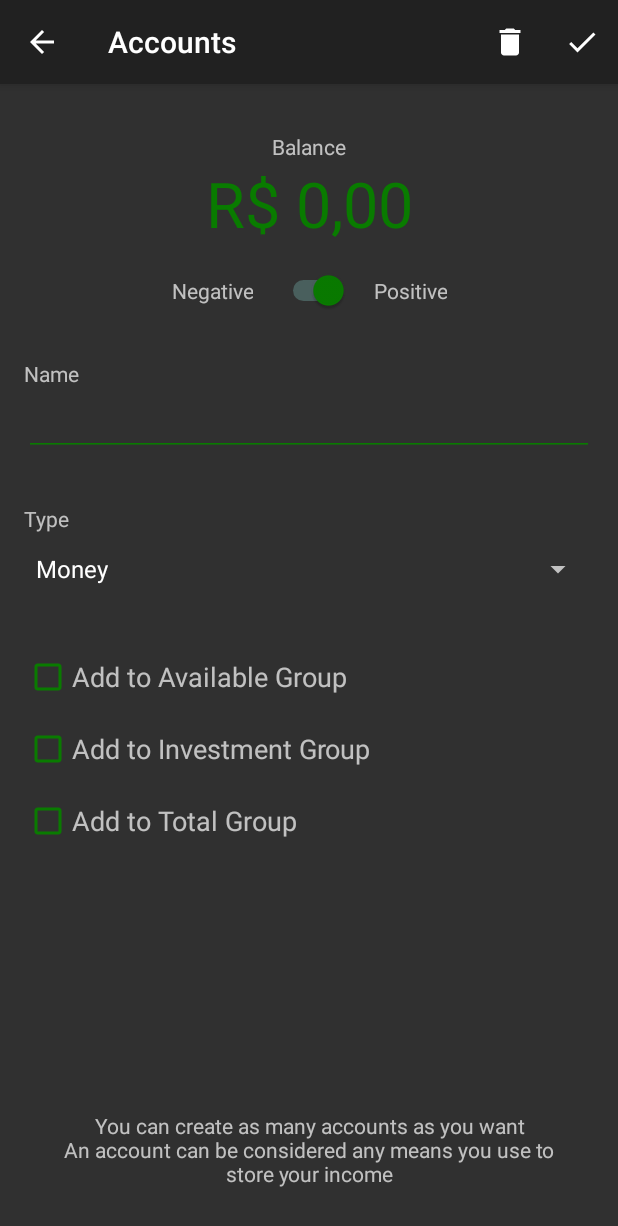
After one commit to gustavocelani/fortune, an Android app: the AccountsActivity screen opened directly, with no data from a screen before it, on a phone screen of 412 x 824 dp. The commit adds this screen. Shown: the top 1226 px of the screen. Run offline under Robolectric (Android 15) with nearby library versions, the phone set to English and light mode, and no system bars.

Commit message:
Accounts Management Activity

```diff
--- /dev/null
+++ b/Fortune/app/src/main/java/com/gcelani/fortune/AccountsActivity.java
@@ -0,0 +1,142 @@
+package com.gcelani.fortune;
+
+import android.content.res.ColorStateList;
+import android.graphics.PorterDuff;
+import android.os.Build;
+import android.os.Bundle;
+import android.view.Menu;
+import android.view.MenuItem;
+import android.widget.ArrayAdapter;
+import android.widget.CheckBox;
+import android.widget.CompoundButton;
+import android.widget.EditText;
+import android.widget.Spinner;
+import android.widget.Switch;
+
+import androidx.appcompat.app.AppCompatActivity;
+import androidx.appcompat.app.AppCompatDelegate;
+import androidx.appcompat.widget.Toolbar;
+
+import com.gcelani.fortune.utils.BalanceTextWatcher;
+
+/**
+ * AccountActivity
+ * extends AppCompatActivity
+ */
+public class AccountsActivity extends AppCompatActivity {
+
+    /** BalanceEditText */
+    private EditText mBalanceEditText;
+    /** PositiveBalanceSwitch */
+    private Switch mPositiveBalanceSwitch;
+    /** NameEditText */
+    private EditText mNameEditText;
+    /** AccountTypeSpinner */
+    private Spinner mAccountTypeSpinner;
+    /** IsAvailableCheckBox */
+    private CheckBox mIsAvailableCheckBox;
+    /** IsInvestmentCheckBox */
+    private CheckBox mIsInvestmentCheckBox;
+    /** IsTotalCheckBox */
+    private CheckBox mIsTotalCheckBox;
+
+    /**
+     * onCreate
+     * @param savedInstanceState savedInstanceState
+     */
+    @Override
+    protected void onCreate(Bundle savedInstanceState) {
+        super.onCreate(savedInstanceState);
+        setContentView(R.layout.activity_accounts);
+        AppCompatDelegate.setDefaultNightMode(AppCompatDelegate.MODE_NIGHT_YES);
+
+        Toolbar toolbar = findViewById(R.id.toolbar);
+        setSupportActionBar(toolbar);
+
+        if (getSupportActionBar() != null){
+            getSupportActionBar().setDisplayHomeAsUpEnabled(true);
+            getSupportActionBar().setDisplayShowHomeEnabled(true);
+        }
+
+        initializeUiElementsForNewAccount();
+    }
+
+    /**
+     * initializeUiElementsForNewAccount
+     */
+    private void initializeUiElementsForNewAccount() {
+        mBalanceEditText = findViewById(R.id.account_balance);
+        mBalanceEditText.addTextChangedListener(new BalanceTextWatcher(this, mBalanceEditText));
+        mBalanceEditText.setText("0");
+
+        mNameEditText = findViewById(R.id.account_name);
+        mIsAvailableCheckBox = findViewById(R.id.account_is_available);
+        mIsInvestmentCheckBox = findViewById(R.id.account_is_investment);
+        mIsTotalCheckBox = findViewById(R.id.account_is_total);
+
+        mAccountTypeSpinner = findViewById(R.id.account_type);
+        mAccountTypeSpinner.setAdapter(
+                new ArrayAdapter<>(this,
+                        R.layout.support_simple_spinner_dropdown_item,
+                        getResources().getStringArray(R.array.account_types)));
+
+        mPositiveBalanceSwitch = findViewById(R.id.positive_balance_switch);
+        mPositiveBalanceSwitch.setOnCheckedChangeListener(positiveBalanceSwitchOnCheckedChangeListener);
+        mPositiveBalanceSwitch.setChecked(true);
+    }
+
+    /**
+     * positiveBalanceSwitchOnCheckedChangeListener
+     */
+    private CompoundButton.OnCheckedChangeListener positiveBalanceSwitchOnCheckedChangeListener =
+            new CompoundButton.OnCheckedChangeListener() {
+        @Override
+        public void onCheckedChanged(CompoundButton compoundButton, boolean isChecked) {
+            int newColor = getResources().getColor(isChecked ? R.color.green : R.color.red);
+            mPositiveBalanceSwitch.getThumbDrawable().setColorFilter(newColor, PorterDuff.Mode.MULTIPLY);
+            mBalanceEditText.setTextColor(newColor);
+            mNameEditText.getBackground().setColorFilter(newColor, PorterDuff.Mode.SRC_IN);
+            if (Build.VERSION.SDK_INT >= Build.VERSION_CODES.LOLLIPOP) {
+                mIsAvailableCheckBox.setButtonTintList(ColorStateList.valueOf(newColor));
+                mIsInvestmentCheckBox.setButtonTintList(ColorStateList.valueOf(newColor));
+                mIsTotalCheckBox.setButtonTintList(ColorStateList.valueOf(newColor));
+            }
+        }
+    };
+
+    /**
+     * onOptionsItemSelected
+     * @param item item
+     * @return Option result
+     */
+    @Override
+    public boolean onOptionsItemSelected(MenuItem item) {
+        switch (item.getItemId()) {
+            case android.R.id.home:
+                finish();
+                break;
+
+            case R.id.action_save:
+                break;
+
+            case R.id.action_delete:
+                break;
+
+            default:
+                break;
+        }
+
+        return super.onOptionsItemSelected(item);
+    }
+
+    /**
+     * onCreateOptionsMenu
+     * @param menu menu
+     * @return True
+     */
+    @Override
+    public boolean onCreateOptionsMenu(Menu menu) {
+        getMenuInflater().inflate(R.menu.accounts, menu);
+        return super.onCreateOptionsMenu(menu);
+    }
+}
--- a/Fortune/app/src/main/java/com/gcelani/fortune/MainActivity.java
+++ b/Fortune/app/src/main/java/com/gcelani/fortune/MainActivity.java
@@ -38,8 +38,8 @@ public class MainActivity extends AppCompatActivity {
     protected void onCreate(Bundle savedInstanceState) {
         super.onCreate(savedInstanceState);
         setContentView(R.layout.activity_main);
+        AppCompatDelegate.setDefaultNightMode(AppCompatDelegate.MODE_NIGHT_YES);
 
-        AppCompatDelegate.setDefaultNightMode(AppCompatDelegate.MODE_NIGHT_YES);
         Toolbar toolbar = findViewById(R.id.toolbar);
         setSupportActionBar(toolbar);
 
@@ -63,7 +63,7 @@ public class MainActivity extends AppCompatActivity {
         NavigationUI.setupWithNavController(navigationView, navController);
 
          mAppDatabase = Room.databaseBuilder(this, AppDatabase.class, Constants.DB_NAME).allowMainThreadQueries().build();
-         // Usage: ((MainActivity) getActivity()).getAppDatabase().accountDao().insertAll(account);
+         // Usage: ((MainActivity) getActivity()).getAppDatabase().accountDao().insertAll(accounts);
     }
 
     /**
--- a/Fortune/app/src/main/java/com/gcelani/fortune/fragments/AccountsFragment.java
+++ b/Fortune/app/src/main/java/com/gcelani/fortune/fragments/AccountsFragment.java
@@ -1,6 +1,7 @@
 package com.gcelani.fortune.fragments;
 
 import android.annotation.SuppressLint;
+import android.content.Intent;
 import android.os.Bundle;
 import android.view.LayoutInflater;
 import android.view.Menu;
@@ -11,9 +12,9 @@ import android.view.ViewGroup;
 import androidx.annotation.NonNull;
 import androidx.fragment.app.Fragment;
 
+import com.gcelani.fortune.AccountsActivity;
 import com.gcelani.fortune.R;
 import com.google.android.material.floatingactionbutton.FloatingActionButton;
-import com.google.android.material.snackbar.Snackbar;
 
 /**
  * AccountsFragment
@@ -59,7 +60,8 @@ public class AccountsFragment extends Fragment {
     private View.OnClickListener fabMainOnClickListener = new View.OnClickListener() {
         @Override
         public void onClick(View view) {
-            Snackbar.make(view, "ACCOUNT", Snackbar.LENGTH_LONG).setAction("Action", null).show();
+            Intent intent = new Intent(getActivity(), AccountsActivity.class);
+            startActivity(intent);
         }
     };
 }
--- a/Fortune/app/src/main/java/com/gcelani/fortune/model/Account.java
+++ b/Fortune/app/src/main/java/com/gcelani/fortune/model/Account.java
@@ -17,4 +17,28 @@ public class Account {
     /** Name */
     @ColumnInfo(name = "name")
     public String name;
+
+    /** Balance */
+    @ColumnInfo(name = "balance")
+    public double balance;
+
+    /** isPositiveBalance */
+    @ColumnInfo(name = "positiveBalance")
+    public boolean positiveBalance;
+
+    /** Type */
+    @ColumnInfo(name = "type")
+    public int type;
+
+    /** isInvestment */
+    @ColumnInfo(name = "investment")
+    public boolean investment;
+
+    /** isAvailable */
+    @ColumnInfo(name = "available")
+    public boolean available;
+
+    /** isTotal */
+    @ColumnInfo(name = "total")
+    public boolean total;
 }
--- /dev/null
+++ b/Fortune/app/src/main/java/com/gcelani/fortune/utils/BalanceTextWatcher.java
@@ -0,0 +1,97 @@
+package com.gcelani.fortune.utils;
+
+import android.content.Context;
+import android.text.Editable;
+import android.text.TextWatcher;
+import android.widget.EditText;
+
+import com.gcelani.fortune.R;
+
+import java.lang.ref.WeakReference;
+import java.text.DecimalFormat;
+import java.text.NumberFormat;
+
+/**
+ * BalanceTextWatcher
+ * implements TextWatcher
+ */
+public class BalanceTextWatcher implements TextWatcher {
+
+    /** Context */
+    private WeakReference<Context> mContext;
+
+    /** Edit Text */
+    private final EditText mEditText;
+    /** Current Text */
+    private String mCurrentText;
+
+    /**
+     * BalanceTextWatcher
+     * @param editText editText
+     * @param context context
+     */
+    public BalanceTextWatcher(Context context, EditText editText) {
+        this.mContext = new WeakReference<>(context);
+        this.mEditText = editText;
+        this.mCurrentText = mEditText.getText().toString();
+    }
+
+    /**
+     * onTextChanged
+     * @param s string
+     * @param start start
+     * @param before before
+     * @param count count
+     */
+    @Override
+    public void onTextChanged(CharSequence s, int start, int before, int count) {
+        if(s != null && !s.toString().equals(mCurrentText)) {
+            mEditText.removeTextChangedListener(this);
+            String formattedText = mCurrentText;
+
+            if (s.toString().length() < 16) {
+                try {
+                    String cleanString = s.toString().replaceAll("[^\\d]", "");
+                    double parsed = (Double.parseDouble(cleanString) / 100);
+
+                    String parsedString = mContext.get().getResources().getString(R.string.money_pattern, parsed);
+                    String floatBalancePart = parsedString.split("\\.")[1];
+
+                    NumberFormat formatter = new DecimalFormat("#,###");
+                    String formattedBalance = formatter.format((int) parsed).replaceAll(",", ".") + "," + floatBalancePart;
+
+                    formattedText = mContext.get().getResources().getString(R.string.money_real_pattern, formattedBalance);
+                    mCurrentText = formattedText;
+
+                } catch (NumberFormatException ex) {
+                    ex.printStackTrace();
+                }
+            }
+
+            mEditText.setText(formattedText);
+            mEditText.setSelection(formattedText.length());
+            mEditText.addTextChangedListener(this);
+        }
+    }
+
+    /**
+     * afterTextChanged
+     * @param s editable
+     */
+    @Override
+    public void afterTextChanged(Editable s) {
+
+    }
+
+    /**
+     * beforeTextChanged
+     * @param s string
+     * @param start start
+     * @param count count
+     * @param after after
+     */
+    @Override
+    public void beforeTextChanged(CharSequence s, int start, int count, int after) {
+
+    }
+}
--- /dev/null
+++ b/Fortune/app/src/main/res/drawable/ic_check.xml
@@ -0,0 +1,5 @@
+<vector android:height="24dp" android:tint="#FFFFFF"
+    android:viewportHeight="24" android:viewportWidth="24"
+    android:width="24dp" xmlns:android="http://schemas.android.com/apk/res/android">
+    <path android:fillColor="@android:color/white" android:pathData="M9,16.17L4.83,12l-1.42,1.41L9,19 21,7l-1.41,-1.41z"/>
+</vector>
--- /dev/null
+++ b/Fortune/app/src/main/res/drawable/ic_delete.xml
@@ -0,0 +1,5 @@
+<vector android:height="24dp" android:tint="#FFFFFF"
+    android:viewportHeight="24" android:viewportWidth="24"
+    android:width="24dp" xmlns:android="http://schemas.android.com/apk/res/android">
+    <path android:fillColor="@android:color/white" android:pathData="M6,19c0,1.1 0.9,2 2,2h8c1.1,0 2,-0.9 2,-2V7H6v12zM19,4h-3.5l-1,-1h-5l-1,1H5v2h14V4z"/>
+</vector>
--- /dev/null
+++ b/Fortune/app/src/main/res/layout-v28/content_accounts.xml
@@ -0,0 +1,144 @@
+<?xml version="1.0" encoding="utf-8"?>
+
+<androidx.constraintlayout.widget.ConstraintLayout
+    xmlns:android="http://schemas.android.com/apk/res/android"
+    xmlns:app="http://schemas.android.com/apk/res-auto"
+    xmlns:tools="http://schemas.android.com/tools"
+    android:layout_width="match_parent"
+    android:layout_height="match_parent"
+    app:layout_behavior="@string/appbar_scrolling_view_behavior">
+
+    <LinearLayout
+        android:layout_width="match_parent"
+        android:layout_height="match_parent"
+        android:orientation="vertical"
+        android:layout_marginStart="@dimen/default_horizontal_margin"
+        android:layout_marginTop="@dimen/default_vertical_margin"
+        android:layout_marginEnd="@dimen/default_horizontal_margin"
+        android:layout_marginBottom="@dimen/default_vertical_margin">
+
+        <TextView
+            android:layout_width="wrap_content"
+            android:layout_height="wrap_content"
+            android:text="@string/account_balance"
+            android:textColor="@color/light_gray"
+            android:layout_gravity="center"
+            android:layout_marginTop="@dimen/default_vertical_margin"
+            tools:ignore="MissingConstraints" />
+        <EditText
+            android:id="@+id/account_balance"
+            android:layout_width="match_parent"
+            android:layout_height="wrap_content"
+            android:layout_gravity="center"
+            android:textAlignment="center"
+            android:textSize="@dimen/giant_text_size"
+            android:textColor="@color/white"
+            android:background="@android:color/transparent"
+            android:backgroundTintMode="src_over"
+            android:layout_marginBottom="@dimen/default_vertical_margin"
+            android:inputType="numberDecimal"
+            tools:ignore="LabelFor"
+            android:importantForAutofill="no" />
+
+        <LinearLayout
+            android:layout_width="match_parent"
+            android:layout_height="wrap_content"
+            android:gravity="center"
+            android:layout_marginBottom="@dimen/default_vertical_margin"
+            android:orientation="horizontal" >
+
+            <TextView
+                android:layout_width="wrap_content"
+                android:layout_height="wrap_content"
+                android:layout_marginEnd="@dimen/default_horizontal_margin"
+                android:gravity="center"
+                android:text="@string/account_negative_balance"
+                android:textColor="@color/light_gray"
+                tools:ignore="MissingConstraints" />
+
+            <Switch
+                android:id="@+id/positive_balance_switch"
+                android:layout_width="wrap_content"
+                android:layout_height="wrap_content"
+                android:gravity="center" />
+
+            <TextView
+                android:layout_width="wrap_content"
+                android:layout_height="wrap_content"
+                android:layout_marginStart="@dimen/default_vertical_margin"
+                android:gravity="center"
+                android:text="@string/account_positive_balance"
+                android:textColor="@color/light_gray"
+                tools:ignore="MissingConstraints" />
+
+        </LinearLayout>
+
+        <TextView
+            android:layout_width="wrap_content"
+            android:layout_height="wrap_content"
+            android:layout_marginTop="@dimen/default_vertical_margin"
+            android:text="@string/account_name"
+            android:textColor="@color/light_gray"
+            tools:ignore="MissingConstraints" />
+        <EditText
+            android:id="@+id/account_name"
+            android:layout_width="match_parent"
+            android:layout_height="wrap_content"
+            android:textSize="@dimen/mid_text_size"
+            android:layout_marginBottom="@dimen/default_vertical_margin"
+            android:inputType="textCapWords"
+            android:autofillHints="@string/account_name_hint"
+            tools:ignore="LabelFor" />
+
+        <TextView
+            android:layout_width="wrap_content"
+            android:layout_height="wrap_content"
+            android:text="@string/account_type"
+            android:textColor="@color/light_gray"
+            android:layout_marginTop="@dimen/default_vertical_margin"
+            tools:ignore="MissingConstraints" />
+        <Spinner
+            android:id="@+id/account_type"
+            android:layout_width="match_parent"
+            android:layout_height="wrap_content"
+            android:textSize="@dimen/mid_text_size"
+            android:layout_marginBottom="@dimen/default_vertical_margin" />
+
+        <CheckBox
+            android:id="@+id/account_is_available"
+            android:layout_width="match_parent"
+            android:layout_height="wrap_content"
+            android:textColor="@color/light_gray"
+            android:textSize="@dimen/mid_text_size"
+            android:layout_marginTop="@dimen/default_vertical_margin"
+            android:text="@string/account_is_available" />
+        <CheckBox
+            android:id="@+id/account_is_investment"
+            android:layout_width="match_parent"
+            android:layout_height="wrap_content"
+            android:textColor="@color/light_gray"
+            android:textSize="@dimen/mid_text_size"
+            android:layout_marginTop="@dimen/default_vertical_margin"
+            android:text="@string/account_is_investment" />
+        <CheckBox
+            android:id="@+id/account_is_total"
+            android:layout_width="match_parent"
+            android:layout_height="wrap_content"
+            android:textColor="@color/light_gray"
+            android:textSize="@dimen/mid_text_size"
+            android:layout_marginTop="@dimen/default_vertical_margin"
+            android:text="@string/account_is_total" />
+
+        <TextView
+            android:layout_width="match_parent"
+            android:layout_height="match_parent"
+            android:text="@string/account_explanation_text"
+            android:layout_gravity="bottom|center"
+            android:gravity="bottom|center"
+            android:textColor="@color/light_gray"
+            android:layout_margin="@dimen/default_horizontal_margin"
+            tools:ignore="MissingConstraints" />
+
+    </LinearLayout>
+
+</androidx.constraintlayout.widget.ConstraintLayout>
--- /dev/null
+++ b/Fortune/app/src/main/res/layout/activity_accounts.xml
@@ -0,0 +1,26 @@
+<?xml version="1.0" encoding="utf-8"?>
+<androidx.coordinatorlayout.widget.CoordinatorLayout xmlns:android="http://schemas.android.com/apk/res/android"
+    xmlns:app="http://schemas.android.com/apk/res-auto"
+    xmlns:tools="http://schemas.android.com/tools"
+    android:layout_width="match_parent"
+    android:layout_height="match_parent"
+    tools:context=".AccountsActivity">
+
+    <com.google.android.material.appbar.AppBarLayout
+        android:layout_width="match_parent"
+        android:layout_height="wrap_content"
+        android:theme="@style/AppTheme.AppBarOverlay">
+
+        <androidx.appcompat.widget.Toolbar
+            android:id="@+id/toolbar"
+            android:layout_width="match_parent"
+            app:title="@string/menu_accounts"
+            android:layout_height="?attr/actionBarSize"
+            android:background="?attr/colorPrimary"
+            app:popupTheme="@style/AppTheme.PopupOverlay" />
+
+    </com.google.android.material.appbar.AppBarLayout>
+
+    <include layout="@layout/content_accounts" />
+
+</androidx.coordinatorlayout.widget.CoordinatorLayout>
--- /dev/null
+++ b/Fortune/app/src/main/res/menu/accounts.xml
@@ -0,0 +1,27 @@
+<?xml version="1.0" encoding="utf-8"?>
+
+<menu
+    xmlns:tools="http://schemas.android.com/tools"
+    xmlns:android="http://schemas.android.com/apk/res/android"
+    xmlns:app="http://schemas.android.com/apk/res-auto">
+
+    <item
+        android:id="@+id/action_delete"
+        android:orderInCategory="100"
+        android:icon="@drawable/ic_delete"
+        app:showAsAction="always"
+        android:tooltipText="@string/action_delete"
+        android:title="@string/action_delete"
+        tools:targetApi="o"
+        tools:ignore="AlwaysShowAction" />
+
+    <item
+        android:id="@+id/action_save"
+        android:orderInCategory="100"
+        android:icon="@drawable/ic_check"
+        app:showAsAction="always"
+        android:tooltipText="@string/action_save"
+        android:title="@string/action_save"
+        tools:targetApi="o" />
+
+</menu>
--- a/Fortune/app/src/main/res/menu/main.xml
+++ b/Fortune/app/src/main/res/menu/main.xml
@@ -1,6 +1,7 @@
 <?xml version="1.0" encoding="utf-8"?>
 
 <menu
+    xmlns:tools="http://schemas.android.com/tools"
     xmlns:android="http://schemas.android.com/apk/res/android"
     xmlns:app="http://schemas.android.com/apk/res-auto">
 
@@ -9,6 +10,8 @@
         android:orderInCategory="100"
         android:icon="@drawable/ic_filter"
         app:showAsAction="always"
-        android:title="@string/action_filter" />
+        android:tooltipText="@string/action_filter"
+        android:title="@string/action_filter"
+        tools:targetApi="o" />
 
 </menu>
--- a/Fortune/app/src/main/res/values/colors.xml
+++ b/Fortune/app/src/main/res/values/colors.xml
@@ -6,6 +6,7 @@
     <color name="purple">#96229A</color>
 
     <color name="white">#FFFFFF</color>
+    <color name="light_gray">#B3FFFFFF</color>
     <color name="black">#000000</color>
 
     <color name="primary">#3C3F41</color>
--- a/Fortune/app/src/main/res/values/dimens.xml
+++ b/Fortune/app/src/main/res/values/dimens.xml
@@ -1,14 +1,26 @@
 <resources>
 
+    <!-- Activity -->
     <dimen name="activity_horizontal_margin">16dp</dimen>
     <dimen name="activity_vertical_margin">16dp</dimen>
+
+    <!-- Default -->
+    <dimen name="default_horizontal_margin">16dp</dimen>
+    <dimen name="default_vertical_margin">16dp</dimen>
+
+    <!-- Navigation -->
     <dimen name="nav_header_vertical_spacing">8dp</dimen>
     <dimen name="nav_header_height">176dp</dimen>
 
+    <!-- Floating Action Button -->
     <dimen name="fab_margin">16dp</dimen>
 
+    <!-- About Fragment -->
     <dimen name="about_vertical_owner_margin">48dp</dimen>
 
+    <!-- Text -->
+    <dimen name="mid_text_size">18sp</dimen>
     <dimen name="big_text_size">22sp</dimen>
+    <dimen name="giant_text_size">42sp</dimen>
 
 </resources>
--- a/Fortune/app/src/main/res/values/strings.xml
+++ b/Fortune/app/src/main/res/values/strings.xml
@@ -3,16 +3,12 @@
     <!-- App Name-->
     <string name="app_name">Fortune</string>
 
-    <!-- Menu -->
+    <!-- Navigation Menu -->
     <string name="menu_home">Home</string>
     <string name="menu_accounts">Accounts</string>
     <string name="menu_transactions">Transactions</string>
     <string name="menu_settings">Settings</string>
     <string name="menu_about">About</string>
-
-    <!-- Messages -->
-    <string name="navigation_drawer_open">Open navigation drawer</string>
-    <string name="navigation_drawer_close">Close navigation drawer</string>
 
     <!-- Header -->
     <string name="nav_header_title">Fortune</string>
@@ -21,6 +17,8 @@
 
     <!-- Top Bar -->
     <string name="action_filter">Filter</string>
+    <string name="action_save">Save</string>
+    <string name="action_delete">Delete</string>
 
     <!-- About Section -->
     <string name="about_version_text">Version %s</string>
@@ -32,4 +30,29 @@
     <string name="expense_text">Expense</string>
     <string name="revenue_text">Revenue</string>
 
+    <!-- Accounts Activity -->
+    <string name="account_balance">Balance</string>
+    <string name="account_positive_balance">Positive</string>
+    <string name="account_negative_balance">Negative</string>
+    <string name="account_name">Name</string>
+    <string name="account_type">Type</string>
+    <string name="account_is_investment">Add to Investment Group</string>
+    <string name="account_is_available">Add to Available Group</string>
+    <string name="account_is_total">Add to Total Group</string>
+    <string name="account_name_hint">My Favorite Bank</string>
+    <string name="account_explanation_text">You can create as many accounts as you want\nAn account can be considered any means you use to store your income</string>
+    <string-array name="account_types">
+        <item>Money</item>
+        <item>Current Account</item>
+        <item>Savings</item>
+        <item>Low Risk Application</item>
+        <item>High Risk Application</item>
+        <item>General Investment</item>
+        <item>Other</item>
+    </string-array>
+
+    <!-- Patterns -->
+    <string name="money_pattern">%.2f</string>
+    <string name="money_real_pattern">R$ %s</string>
+
 </resources>
--- a/Fortune/app/src/main/res/values/styles.xml
+++ b/Fortune/app/src/main/res/values/styles.xml
@@ -1,5 +1,6 @@
 <resources>
-    <style name="AppTheme" parent="Theme.AppCompat.DayNight"> </style>
+
+    <style name="AppTheme" parent="Theme.AppCompat.DayNight"/>
 
     <style name="AppTheme.NoActionBar">
         <item name="windowActionBar">false</item>
@@ -8,4 +9,5 @@
 
     <style name="AppTheme.AppBarOverlay" parent="ThemeOverlay.AppCompat.Dark.ActionBar" />
     <style name="AppTheme.PopupOverlay" parent="ThemeOverlay.AppCompat.Light" />
+
 </resources>
```
Also changed, not shown: Fortune/app/src/main/AndroidManifest.xml (+11 -7 lines).
